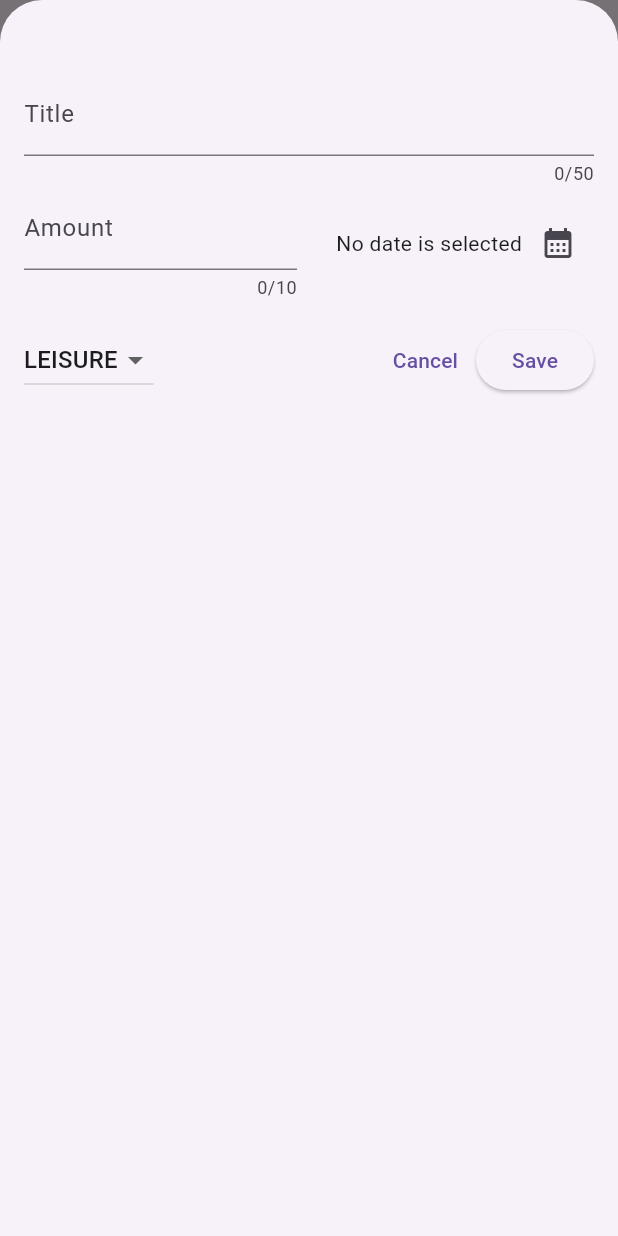
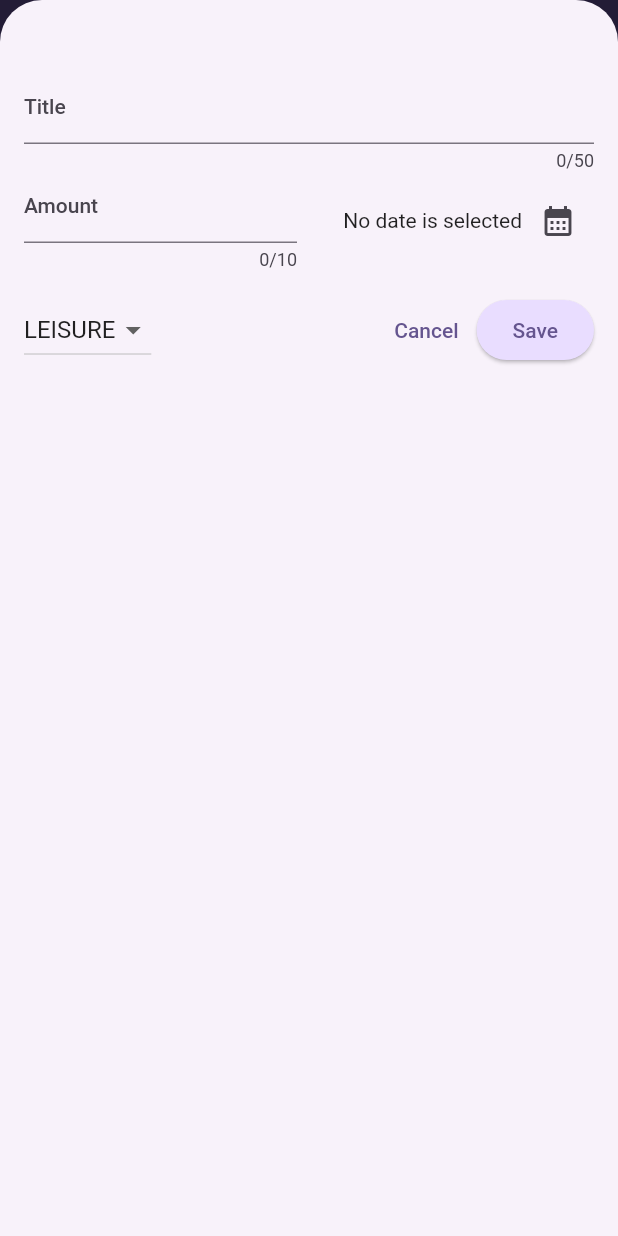
Before and after one commit to VarunBanka/expense-tracker, a Flutter app: the screen it shows after launch, after a tap on the "add" icon, on a phone screen of 412 x 824 dp. Run offline on Flutter 3.47's test engine with Material 2 defaults, Android fonts, the phone set to English and light mode, and no system bars.

Commit message:
worked mainly on styling

```diff
--- a/lib/main.dart
+++ b/lib/main.dart
@@ -1,10 +1,36 @@
 import 'package:flutter/material.dart';
 import 'package:expense_tracker/widgets/expenses_list/expenses.dart';
+
+var kColorSchm = ColorScheme.fromSeed(
+  seedColor: const Color.fromARGB(255, 96, 59, 181),
+);
 
 void main() {
   runApp(
     MaterialApp(
-      theme: ThemeData(useMaterial3: true),
+      theme: ThemeData().copyWith(
+        useMaterial3: true,
+        colorScheme: kColorSchm,
+        appBarTheme: const AppBarTheme().copyWith(
+          backgroundColor: kColorSchm.onPrimaryContainer,
+          foregroundColor: kColorSchm.primaryContainer,
+        ),
+        cardTheme: const CardTheme().copyWith(
+          color: kColorSchm.secondaryContainer,
+          margin: const EdgeInsets.symmetric(horizontal: 16, vertical: 8),
+        ),
+        elevatedButtonTheme: ElevatedButtonThemeData(
+          style: ElevatedButton.styleFrom(
+            backgroundColor: kColorSchm.primaryContainer,
+          ),
+        ),
+        textTheme: ThemeData().textTheme.copyWith(
+                titleLarge: TextStyle(
+              fontWeight: FontWeight.normal,
+              color: kColorSchm.secondaryContainer,
+              fontSize: 14,
+            )),
+      ),
       home: const ExpensesScreen(),
     ),
   );
--- a/lib/widgets/expenses_list/expenses.dart
+++ b/lib/widgets/expenses_list/expenses.dart
@@ -41,15 +41,40 @@ class ExpensesScreenState extends State<ExpensesScreen> {
   }
 
   void _removeExpense(Expense expense) {
+    final expenseIndex = _registeredExpenses.indexOf(expense);
     setState(
       () {
         _registeredExpenses.remove(expense);
       },
     );
+    ScaffoldMessenger.of(context).showSnackBar(
+      SnackBar(
+        duration: const Duration(seconds: 4),
+        content: const Text("Expense deleated"),
+        action: SnackBarAction(
+            label: "Undo",
+            onPressed: () {
+              setState(() {
+                _registeredExpenses.insert(expenseIndex, expense);
+              });
+            }),
+      ),
+    );
   }
 
   @override
   Widget build(BuildContext context) {
+    Widget mainContent = const Center(
+      child: Text("No expenses found"),
+    );
+
+    if (_registeredExpenses.isNotEmpty) {
+      mainContent = ExpensesList(
+        expenseses: _registeredExpenses,
+        onRemove: _removeExpense,
+      );
+    }
+
     return Scaffold(
       appBar: AppBar(
         title: const Text('Expense Tracker'),
@@ -64,10 +89,7 @@ class ExpensesScreenState extends State<ExpensesScreen> {
         children: [
           const Text("The chart"),
           Expanded(
-            child: ExpensesList(
-              expenseses: _registeredExpenses,
-              onRemove: _removeExpense,
-            ),
+            child: mainContent,
           ),
         ],
       ),
```
